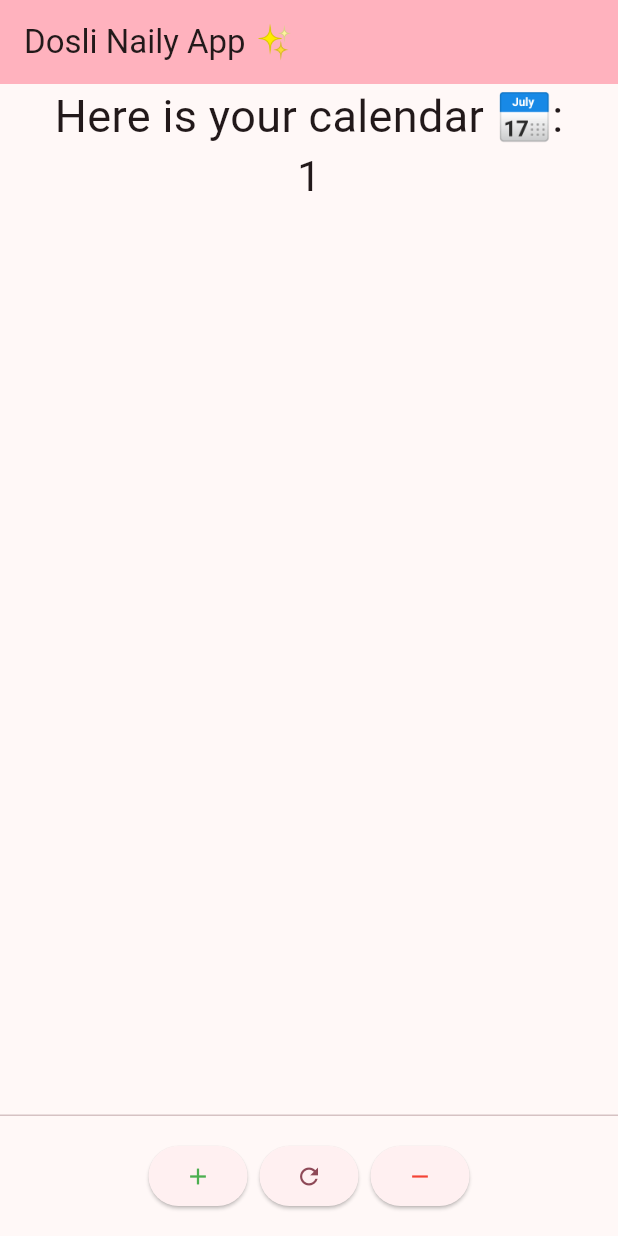
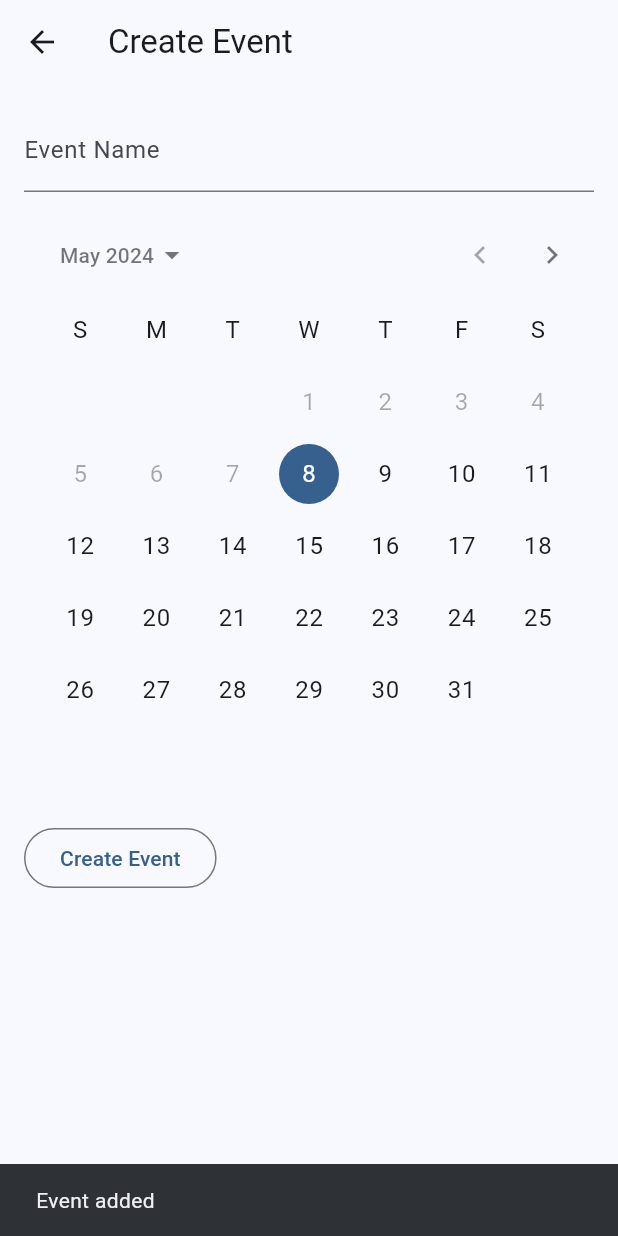
Before and after one commit to caerroff/dosli_calendar, a Flutter app: the screen it shows after launch, after a tap on the "add" icon, on a phone screen of 412 x 824 dp. Run offline on Flutter 3.47's test engine with Material 3 defaults, Android fonts, the light colour scheme and no system bars; our stand-ins replace sqflite, table_calendar; accounts and stored records are empty.

Commit message:
feat: general improvements but introduced a bug

```diff
--- /dev/null
+++ b/lib/event_create_page.dart
@@ -0,0 +1,109 @@
+import 'package:flutter/cupertino.dart';
+import 'package:flutter/material.dart';
+import 'package:sqflite/sqflite.dart';
+
+class EventCreatePage extends StatefulWidget {
+  @override
+  _EventCreatePageState createState() => _EventCreatePageState();
+}
+
+class _EventCreatePageState extends State<EventCreatePage> {
+  final _formKey = GlobalKey<FormState>();
+  Database? db;
+
+  TextEditingController _eventNameController = TextEditingController();
+  TextEditingController _eventDateController = TextEditingController();
+
+  @override
+  void dispose() {
+    _eventNameController.dispose();
+    _eventDateController.dispose();
+    super.dispose();
+  }
+
+  Future<Database> getDb() async {
+    if (this.db != null) {
+      return Future<Database>.value(this.db);
+    }
+    final db = await openDatabase('events.db', version: 1,
+      onCreate: (Database db, int version) async {
+    await db.execute(
+        'CREATE TABLE events (id INTEGER PRIMARY KEY, name TEXT, date DATETIME)');
+  });
+    return db;
+  }
+
+  @override
+  Widget build(BuildContext context) {
+    return Scaffold(
+      appBar: AppBar(
+        title: const Text('Create Event'),
+      ),
+      body: Padding(
+        padding: const EdgeInsets.all(16.0),
+        child: Form(
+          key: _formKey,
+          child: Column(
+            crossAxisAlignment: CrossAxisAlignment.start,
+            children: [
+              TextFormField(
+                controller: _eventNameController,
+                decoration: const InputDecoration(
+                  labelText: 'Event Name',
+                ),
+                validator: (value) {
+                  if (value!.isEmpty) {
+                    return 'Please enter the event name';
+                  }
+                  return null;
+                },
+              ),
+              const SizedBox(height: 16.0),
+              CalendarDatePicker(
+                firstDate: DateTime.now(),
+                lastDate: DateTime(2100),
+                initialDate: DateTime.now(),
+                onDateChanged:(value) => _eventDateController.text = value.toString(),
+
+              ),
+              const SizedBox(height: 16.0),
+              OutlinedButton(
+                onPressed: () {
+                  if (_formKey.currentState!.validate()) {
+                    // Perform event creation logic here
+                    String eventName = _eventNameController.text;
+                    //FIXME: This is a hack to convert the string to a DateTime object
+                    DateTime eventDate = DateTime.parse(_eventDateController.text);
+                    // Call a function to create the event with the provided data
+                    createEvent(eventName, eventDate);
+                  }
+                },
+                child: const Text('Create Event'),
+              ),
+            ],
+          ),
+        ),
+      ),
+    );
+  }
+
+  void createEvent(String eventName, DateTime eventDate) {
+    // Implement your event creation logic here
+    // This function will be called when the form is submitted
+    // You can use the provided event name and event date to create the event
+    // For now, we will just print the event name and event date
+    print('Event Name: $eventName');
+    print('Event Date: $eventDate');
+    // Save it to sqlite using sqflite
+    // Implement saving
+    getDb().then((db) {
+      db.execute(
+        "INSERT INTO events (name, date) VALUES ('$eventName', '${eventDate.toLocal().toString().replaceAll('Z', '')}')"
+      );
+    });
+
+
+    // And then return to the main page
+    Navigator.pop(context);
+  }
+}
--- a/lib/main.dart
+++ b/lib/main.dart
@@ -1,4 +1,7 @@
 import 'package:flutter/material.dart';
+import 'package:sqflite/sqflite.dart';
+import 'package:table_calendar/table_calendar.dart';
+import 'event_create_page.dart';
 
 void main() {
   runApp(const MyApp());
@@ -28,7 +31,7 @@ class MyApp extends StatelessWidget {
         //
         // This works for code too, not just values: Most code changes can be
         // tested with just a hot reload.
-        colorScheme: ColorScheme.fromSeed(seedColor: Colors.pink),
+        colorScheme: ColorScheme.fromSeed(seedColor: Colors.blue),
         useMaterial3: true,
       ),
       home: const MyHomePage(title: 'Dosli Naily App ✨'),
@@ -56,6 +59,24 @@ class MyHomePage extends StatefulWidget {
 
 class _MyHomePageState extends State<MyHomePage> {
   int _counter = 0;
+  DateTime _selectedDay = DateTime.now();
+  DateTime _focusedDay = DateTime.now();
+  String _currentEvents = 'No events for this day';
+  CalendarFormat _calendarFormat = CalendarFormat.month;
+  Database? db;
+
+  Future<Database> getDb() async {
+    if (this.db != null) {
+      return Future<Database>.value(this.db);
+    }
+    final db = await openDatabase('events.db',
+      version: 1,
+      onCreate: (Database db, int version) async {
+        await db.execute('CREATE TABLE events (id INTEGER PRIMARY KEY, name TEXT, date DATETIME)');
+      }
+    );
+    return db;
+  }
 
   void _incrementCounter() {
     setState(() {
@@ -87,6 +108,43 @@ class _MyHomePageState extends State<MyHomePage> {
         );
       }
     });
+  }
+
+  void addEvent() {
+    // Use form to create a new event on date
+    // Display form
+    Navigator.push(
+      context,
+      MaterialPageRoute(builder: (context) => EventCreatePage()),
+    );
+
+
+    // Save event
+    // Display event on calendar
+    // Notify user that event has been added
+    ScaffoldMessenger.of(context).clearSnackBars();
+    ScaffoldMessenger.of(context).showSnackBar(
+      const SnackBar(
+        content: Text('Event added'),
+      ),
+    );
+  }
+
+  void deleteDb() {
+    deleteDatabase('events.db');
+  }
+
+  Future<String> getEventsForDay() async {
+    // Get count events for _selectedDay
+    final db = await getDb();
+    final List<Map<String, dynamic>> events = await db.query('events', where: 'date = ?', whereArgs: [_selectedDay.toLocal().toString().replaceAll('Z', '')]);
+    if (events.isNotEmpty) {
+      setState(() {
+        _currentEvents = events.map((e) => e['name']).join(', ');;
+      });
+    }
+    // Return count events for _selectedDay
+    return 'No events for this day';
   }
 
   @override
@@ -131,9 +189,34 @@ class _MyHomePageState extends State<MyHomePage> {
                 style: TextStyle(fontSize: 30),
                 textAlign: TextAlign.left,
               ),
+              TableCalendar(
+                firstDay: DateTime.utc(2010, 10, 16),
+                lastDay: DateTime.utc(2030, 3, 14),
+                focusedDay: DateTime.now(),
+                selectedDayPredicate: (day) {
+                  return isSameDay(_selectedDay, day);
+                },
+                onDaySelected: (selectedDay, focusedDay){
+                  setState(() {
+                    _selectedDay = selectedDay;
+                    _focusedDay = focusedDay;
+                  });
+                },
+                calendarFormat: _calendarFormat,
+                onFormatChanged: (format) {
+                  setState(() {
+                    _calendarFormat = format;
+                  });
+                },
+              ),
               Text(
-                '$_counter',
+                'Events for : ${_selectedDay.toLocal().day}/${_selectedDay.toLocal().month}/${_selectedDay.toLocal().year}',
                 style: Theme.of(context).textTheme.headlineMedium,
+              ),
+              Text(
+                'Events: $_currentEvents',
+                style: Theme.of(context).textTheme.headlineSmall,
+                textAlign: TextAlign.center,
               ),
             ],
           ),
@@ -141,26 +224,30 @@ class _MyHomePageState extends State<MyHomePage> {
         persistentFooterButtons: <Widget>[
           ButtonBar(
             alignment: MainAxisAlignment.center,
+            buttonPadding: const EdgeInsets.all(3),
             children: <Widget>[
-            ElevatedButton(
-              onPressed: _incrementCounter,
-              child: const Icon(
+               IconButton(
+                onPressed: addEvent,
+                style: ButtonStyle(
+                  backgroundColor: MaterialStateProperty.all(Colors.black),
+                ),
+                icon: const Icon(
                   Icons.add,
                   color: Colors.green,
                 ),
               ),
-            ElevatedButton(
-              onPressed: _resetCounter,
-              child: const Icon(Icons.refresh),
+              IconButton(
+                  onPressed: deleteDb,
+                  style: ButtonStyle(
+                    backgroundColor: MaterialStateProperty.all(Colors.black),
                   ),
-            ElevatedButton(
-              onPressed: _decrementCounter,
-              child: const Icon(
-                Icons.remove,
+                  icon: const Icon(
+                    Icons.delete,
                     color: Colors.red,
                   ),
                 )
-          ])
+            ],
+          )
         ]);
   }
 }
--- a/pubspec.yaml
+++ b/pubspec.yaml
@@ -35,6 +35,9 @@ dependencies:
   # The following adds the Cupertino Icons font to your application.
   # Use with the CupertinoIcons class for iOS style icons.
   cupertino_icons: ^1.0.6
+  sqflite: ^2.3.3+1
+  table_calendar: ^3.1.1
+  intl: any
 
 dev_dependencies:
   flutter_test:
```
Also changed, not shown: pubspec.lock, 3 other files. Lines whose indentation alone changed are shown as unchanged.
